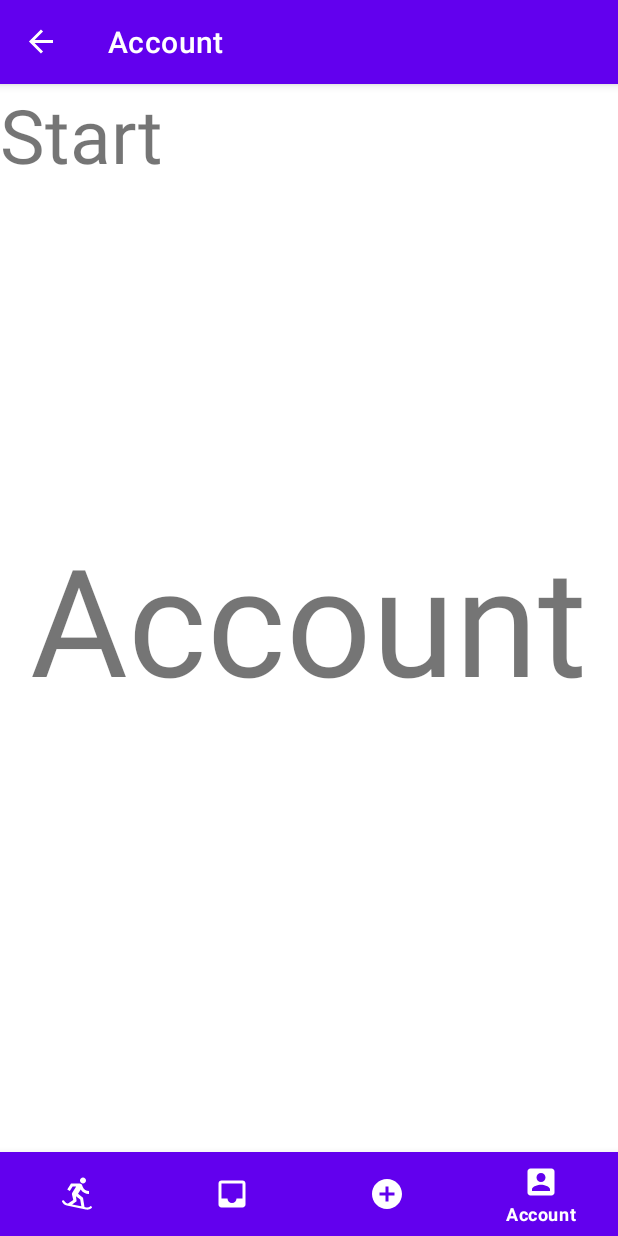
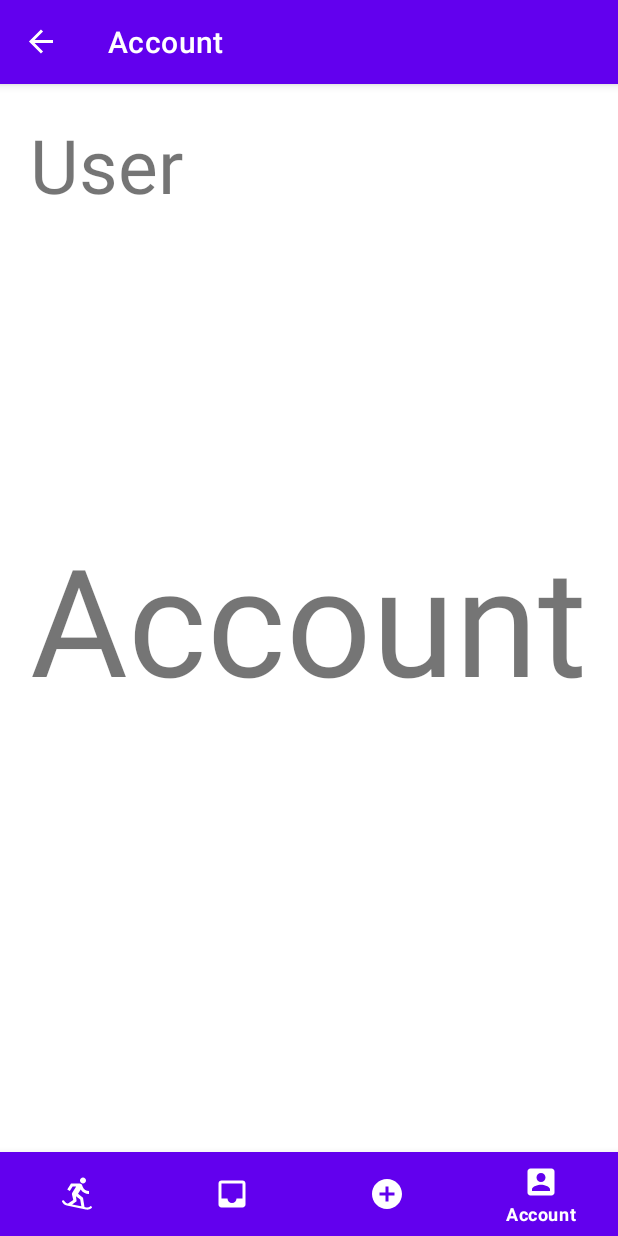
Before and after one commit to SnowHouseNEU/snowhouse, an Android app: the AccountFragment screen opened through its navigation route, on a phone screen of 412 x 824 dp. Run offline under Robolectric (Android 15) with nearby library versions, the phone set to English and light mode, and no system bars; our stand-ins replace navigation-ui.

Commit message:
accountupdate

```diff
--- a/app/src/main/res/layout/fragment_account.xml
+++ b/app/src/main/res/layout/fragment_account.xml
@@ -15,7 +15,9 @@
         android:layout_width="wrap_content"
         android:layout_height="wrap_content"
         android:layout_gravity="top"
-        android:text="Start"
+        android:layout_marginTop="20dp"
+        android:layout_marginLeft="20dp"
+        android:text="User"
         android:textSize="50sp" />
 
 </FrameLayout>
```
